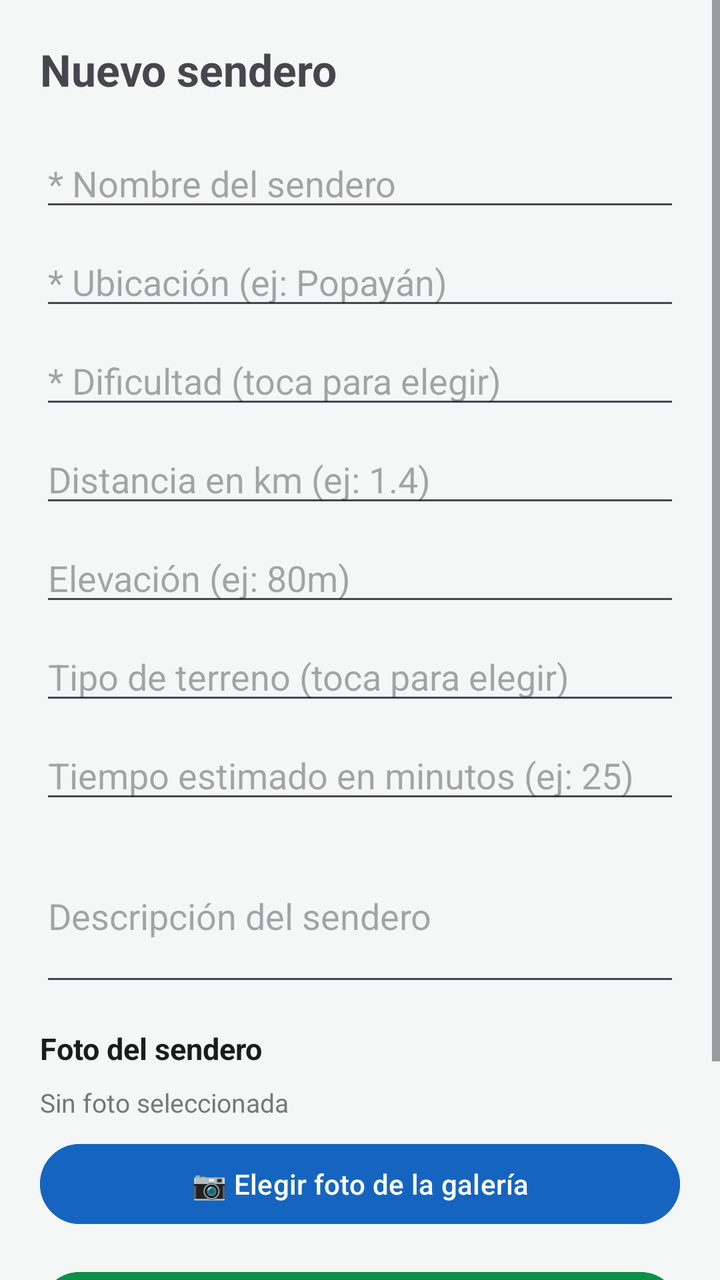
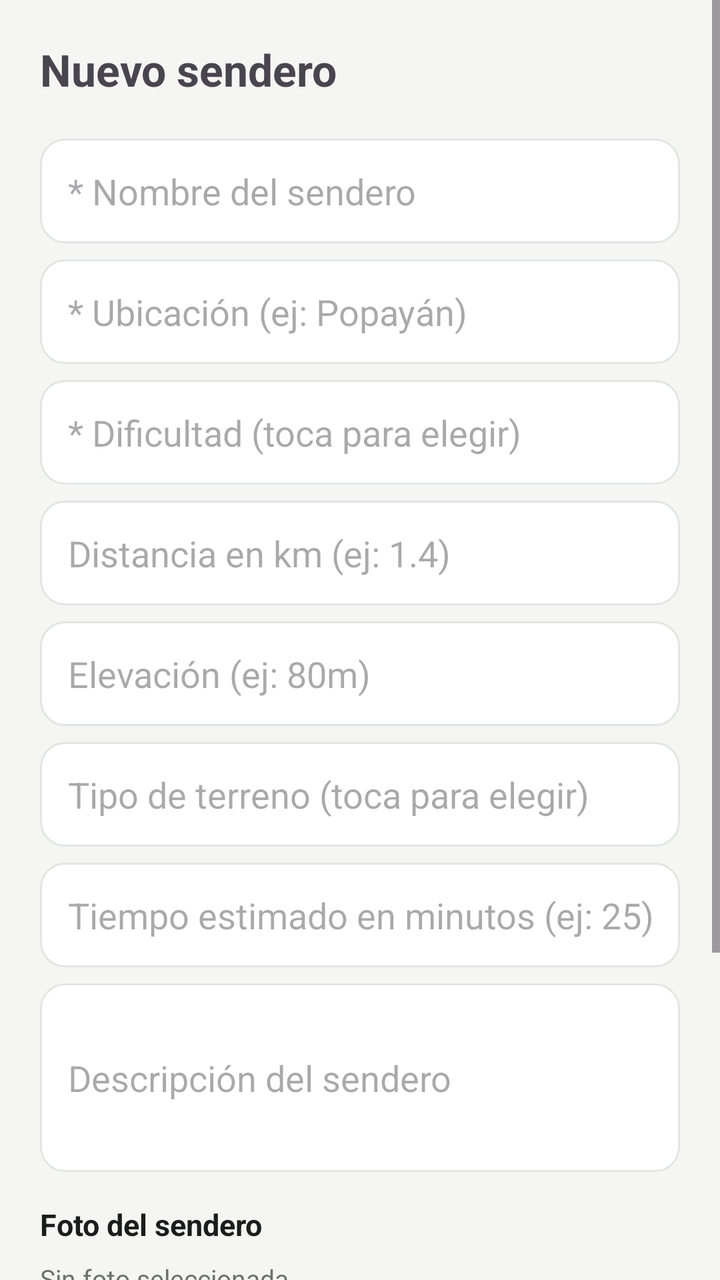

An Android layout rendered at two revisions. The XML below is the earlier revision; the diff shows what the commit changed to produce the second picture.
<!-- AndroidManifest.xml: application theme Theme.RunGuide -->
<!-- res/layout/activity_admin.xml -->
<?xml version="1.0" encoding="utf-8"?>
<ScrollView xmlns:android="http://schemas.android.com/apk/res/android"
    android:layout_width="match_parent"
    android:layout_height="match_parent">

    <LinearLayout
        android:layout_width="match_parent"
        android:layout_height="wrap_content"
        android:orientation="vertical"
        android:padding="20dp">

        <TextView
            android:id="@+id/tvTituloForm"
            android:layout_width="match_parent"
            android:layout_height="wrap_content"
            android:text="Nuevo sendero"
            android:textSize="22sp"
            android:textStyle="bold"
            android:layout_marginBottom="20dp"/>

        
        <EditText
            android:id="@+id/etNombre"
            android:layout_width="match_parent"
            android:layout_height="wrap_content"
            android:hint="* Nombre del sendero"
            android:layout_marginBottom="8dp"/>

        <EditText
            android:id="@+id/etUbicacion"
            android:layout_width="match_parent"
            android:layout_height="wrap_content"
            android:hint="* Ubicación (ej: Popayán)"
            android:layout_marginBottom="8dp"/>

        <EditText
            android:id="@+id/etDificultad"
            android:layout_width="match_parent"
            android:layout_height="wrap_content"
            android:hint="* Dificultad (toca para elegir)"
            android:focusable="false"
            android:cursorVisible="false"
            android:inputType="none"
            android:layout_marginBottom="8dp"/>

        
        <EditText
            android:id="@+id/etDistancia"
            android:layout_width="match_parent"
            android:layout_height="wrap_content"
            android:hint="Distancia en km (ej: 1.4)"
            android:inputType="numberDecimal"
            android:layout_marginBottom="8dp"/>

        <EditText
            android:id="@+id/etElevacion"
            android:layout_width="match_parent"
            android:layout_height="wrap_content"
            android:hint="Elevación (ej: 80m)"
            android:layout_marginBottom="8dp"/>

        <EditText
            android:id="@+id/etTipoTerreno"
            android:layout_width="match_parent"
            android:layout_height="wrap_content"
            android:hint="Tipo de terreno (toca para elegir)"
            android:focusable="false"
            android:cursorVisible="false"
            android:inputType="none"
            android:layout_marginBottom="8dp"/>

        <EditText
            android:id="@+id/etTiempoEstimado"
            android:layout_width="match_parent"
            android:layout_height="wrap_content"
            android:hint="Tiempo estimado en minutos (ej: 25)"
            android:inputType="number"
            android:layout_marginBottom="8dp"/>

        <EditText
            android:id="@+id/etDescripcion"
            android:layout_width="match_parent"
            android:layout_height="wrap_content"
            android:hint="Descripción del sendero"
            android:minLines="3"
            android:inputType="textMultiLine"
            android:layout_marginBottom="16dp"/>

        
        <TextView
            android:layout_width="wrap_content"
            android:layout_height="wrap_content"
            android:text="Foto del sendero"
            android:textSize="15sp"
            android:textStyle="bold"
            android:textColor="#1C1C1C"
            android:layout_marginBottom="8dp"/>

        
        <ImageView
            android:id="@+id/imgPreview"
            android:layout_width="match_parent"
            android:layout_height="180dp"
            android:scaleType="centerCrop"
            android:background="#E0E0E0"
            android:visibility="gone"
            android:layout_marginBottom="8dp"/>

        <TextView
            android:id="@+id/tvFotoEstado"
            android:layout_width="wrap_content"
            android:layout_height="wrap_content"
            android:text="Sin foto seleccionada"
            android:textSize="13sp"
            android:textColor="#777777"
            android:layout_marginBottom="8dp"/>

        <Button
            android:id="@+id/btnElegirFoto"
            android:layout_width="match_parent"
            android:layout_height="wrap_content"
            android:text="📷 Elegir foto de la galería"
            android:backgroundTint="#1565C0"
            android:textColor="#FFFFFF"
            android:layout_marginBottom="16dp"/>

        
        <Button
            android:id="@+id/btnCrear"
            android:layout_width="match_parent"
            android:layout_height="wrap_content"
            android:text="✅ Crear sendero"
            android:backgroundTint="#0C8F48"
            android:textColor="#FFFFFF"
            android:layout_marginBottom="8dp"/>

        <Button
            android:id="@+id/btnCancelar"
            android:layout_width="match_parent"
            android:layout_height="wrap_content"
            android:text="Cancelar"
            android:backgroundTint="#6B7280"
            android:textColor="#FFFFFF"
            android:layout_marginBottom="16dp"/>

    </LinearLayout>

</ScrollView>
<!-- resources referenced by this layout -->
<resources>
  <style name="Theme.RunGuide" parent="Base.Theme.RunGuide" />
  <style name="Base.Theme.RunGuide" parent="Theme.Material3.Light.NoActionBar">
          <item name="colorPrimary">@color/verde_primario</item>
          <item name="colorOnPrimary">@color/white</item>
          <item name="colorPrimaryContainer">@color/verde_claro</item>
          <item name="colorOnPrimaryContainer">@color/verde_oscuro</item>
          <item name="android:colorBackground">@color/fondo_app</item>
          <item name="android:statusBarColor">@color/verde_primario</item>
          <item name="shapeAppearanceSmallComponent">@style/ShapeAppearance.RunGuide.Small</item>
          <item name="shapeAppearanceMediumComponent">@style/ShapeAppearance.RunGuide.Medium</item>
      </style>
  <color name="verde_primario">#0C8F48</color>
  <color name="white">#FFFFFFFF</color>
  <color name="verde_claro">#E6F4EC</color>
  <color name="verde_oscuro">#0A6B37</color>
  <color name="fondo_app">#F4F7F5</color>
  <style name="ShapeAppearance.RunGuide.Small" parent="ShapeAppearance.Material3.SmallComponent">
          <item name="cornerFamily">rounded</item>
          <item name="cornerSize">14dp</item>
      </style>
  <style name="ShapeAppearance.RunGuide.Medium" parent="ShapeAppearance.Material3.MediumComponent">
          <item name="cornerFamily">rounded</item>
          <item name="cornerSize">22dp</item>
      </style>
</resources>

<!-- the commit's change to res/layout/activity_admin.xml (unified diff, before → after) -->
@@ -20,6 +20,8 @@
 
         
         <EditText
+            android:background="@drawable/bg_input"
+            android:padding="14dp"
             android:id="@+id/etNombre"
             android:layout_width="match_parent"
             android:layout_height="wrap_content"
@@ -27,6 +29,8 @@
             android:layout_marginBottom="8dp"/>
 
         <EditText
+            android:background="@drawable/bg_input"
+            android:padding="14dp"
             android:id="@+id/etUbicacion"
             android:layout_width="match_parent"
             android:layout_height="wrap_content"
@@ -34,6 +38,8 @@
             android:layout_marginBottom="8dp"/>
 
         <EditText
+            android:background="@drawable/bg_input"
+            android:padding="14dp"
             android:id="@+id/etDificultad"
             android:layout_width="match_parent"
             android:layout_height="wrap_content"
@@ -45,6 +51,8 @@
 
         
         <EditText
+            android:background="@drawable/bg_input"
+            android:padding="14dp"
             android:id="@+id/etDistancia"
             android:layout_width="match_parent"
             android:layout_height="wrap_content"
@@ -53,6 +61,8 @@
             android:layout_marginBottom="8dp"/>
 
         <EditText
+            android:background="@drawable/bg_input"
+            android:padding="14dp"
             android:id="@+id/etElevacion"
             android:layout_width="match_parent"
             android:layout_height="wrap_content"
@@ -60,6 +70,8 @@
             android:layout_marginBottom="8dp"/>
 
         <EditText
+            android:background="@drawable/bg_input"
+            android:padding="14dp"
             android:id="@+id/etTipoTerreno"
             android:layout_width="match_parent"
             android:layout_height="wrap_content"
@@ -70,6 +82,8 @@
             android:layout_marginBottom="8dp"/>
 
         <EditText
+            android:background="@drawable/bg_input"
+            android:padding="14dp"
             android:id="@+id/etTiempoEstimado"
             android:layout_width="match_parent"
             android:layout_height="wrap_content"
@@ -78,6 +92,8 @@
             android:layout_marginBottom="8dp"/>
 
         <EditText
+            android:background="@drawable/bg_input"
+            android:padding="14dp"
             android:id="@+id/etDescripcion"
             android:layout_width="match_parent"
             android:layout_height="wrap_content"
@@ -93,7 +109,7 @@
             android:text="Foto del sendero"
             android:textSize="15sp"
             android:textStyle="bold"
-            android:textColor="#1C1C1C"
+            android:textColor="@color/texto_principal"
             android:layout_marginBottom="8dp"/>
 
         
@@ -102,7 +118,7 @@
             android:layout_width="match_parent"
             android:layout_height="180dp"
             android:scaleType="centerCrop"
-            android:background="#E0E0E0"
+            android:background="@color/gris_campo"
             android:visibility="gone"
             android:layout_marginBottom="8dp"/>
 
@@ -112,7 +128,7 @@
             android:layout_height="wrap_content"
             android:text="Sin foto seleccionada"
             android:textSize="13sp"
-            android:textColor="#777777"
+            android:textColor="@color/texto_secundario"
             android:layout_marginBottom="8dp"/>
 
         <Button
@@ -120,7 +136,7 @@
             android:layout_width="match_parent"
             android:layout_height="wrap_content"
             android:text="📷 Elegir foto de la galería"
-            android:backgroundTint="#1565C0"
+            android:backgroundTint="@color/verde_primario"
             android:textColor="#FFFFFF"
             android:layout_marginBottom="16dp"/>
 
@@ -130,7 +146,7 @@
             android:layout_width="match_parent"
             android:layout_height="wrap_content"
             android:text="✅ Crear sendero"
-            android:backgroundTint="#0C8F48"
+            android:backgroundTint="@color/verde_primario"
             android:textColor="#FFFFFF"
             android:layout_marginBottom="8dp"/>
 
@@ -139,7 +155,7 @@
             android:layout_width="match_parent"
             android:layout_height="wrap_content"
             android:text="Cancelar"
-            android:backgroundTint="#6B7280"
+            android:backgroundTint="@color/texto_secundario"
             android:textColor="#FFFFFF"
             android:layout_marginBottom="16dp"/>
 
<!-- resource entries referenced after the edit -->
@@ -1,28 +1,57 @@
 <!-- resources referenced by this layout -->
 <resources>
+  <color name="gris_campo">#EEF0EE</color>
+  <color name="texto_principal">#1A1D1C</color>
+  <color name="texto_secundario">#6B7370</color>
   <style name="Theme.RunGuide" parent="Base.Theme.RunGuide" />
+  <color name="borde">#E2E6E3</color>
   <style name="Base.Theme.RunGuide" parent="Theme.Material3.Light.NoActionBar">
           <item name="colorPrimary">@color/verde_primario</item>
           <item name="colorOnPrimary">@color/white</item>
           <item name="colorPrimaryContainer">@color/verde_claro</item>
           <item name="colorOnPrimaryContainer">@color/verde_oscuro</item>
+          <item name="colorSecondary">@color/amarillo</item>
+          <item name="colorOnSecondary">@color/negro_carbon</item>
+          <item name="colorSecondaryContainer">@color/amarillo_claro</item>
+          <item name="colorOnSecondaryContainer">@color/amarillo_texto</item>
+          <item name="colorOutline">@color/borde</item>
           <item name="android:colorBackground">@color/fondo_app</item>
-          <item name="android:statusBarColor">@color/verde_primario</item>
+          <item name="android:statusBarColor">@color/negro_carbon</item>
+          <item name="android:windowLightStatusBar">false</item>
+          <item name="materialButtonStyle">@style/Widget.RunGuide.Button</item>
           <item name="shapeAppearanceSmallComponent">@style/ShapeAppearance.RunGuide.Small</item>
           <item name="shapeAppearanceMediumComponent">@style/ShapeAppearance.RunGuide.Medium</item>
       </style>
-  <color name="verde_primario">#0C8F48</color>
+  <color name="verde_primario">#2F7D57</color>
+  <!-- drawable bg_input (drawable) -->
+  <?xml version="1.0" encoding="utf-8"?>
+  <shape xmlns:android="http://schemas.android.com/apk/res/android" android:shape="rectangle">
+      <solid android:color="#FFFFFF" />
+      <stroke android:width="1dp" android:color="@color/borde" />
+      <corners android:radius="12dp" />
+  </shape>
   <color name="white">#FFFFFFFF</color>
-  <color name="verde_claro">#E6F4EC</color>
-  <color name="verde_oscuro">#0A6B37</color>
-  <color name="fondo_app">#F4F7F5</color>
+  <color name="verde_claro">#E7F0EA</color>
+  <color name="verde_oscuro">#1F5A3F</color>
+  <color name="amarillo">#E8B93C</color>
+  <color name="negro_carbon">#171B1A</color>
+  <color name="amarillo_claro">#FAF1D6</color>
+  <color name="amarillo_texto">#6B5200</color>
+  <color name="fondo_app">#F5F6F4</color>
+  <style name="Widget.RunGuide.Button" parent="Widget.Material3.Button">
+          <item name="cornerRadius">12dp</item>
+          <item name="android:textAllCaps">false</item>
+          <item name="android:letterSpacing">0</item>
+          <item name="android:textSize">14sp</item>
+          <item name="android:stateListAnimator">@null</item>
+      </style>
   <style name="ShapeAppearance.RunGuide.Small" parent="ShapeAppearance.Material3.SmallComponent">
           <item name="cornerFamily">rounded</item>
-          <item name="cornerSize">14dp</item>
+          <item name="cornerSize">12dp</item>
       </style>
   <style name="ShapeAppearance.RunGuide.Medium" parent="ShapeAppearance.Material3.MediumComponent">
           <item name="cornerFamily">rounded</item>
-          <item name="cornerSize">22dp</item>
+          <item name="cornerSize">18dp</item>
       </style>
 </resources>
 
